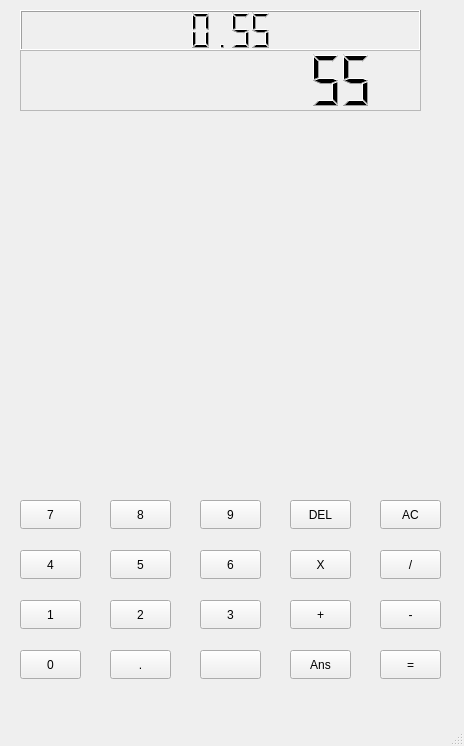
Above: mainwindow.ui from nabinkhanal00/calc before the change. Below: the same form after it.
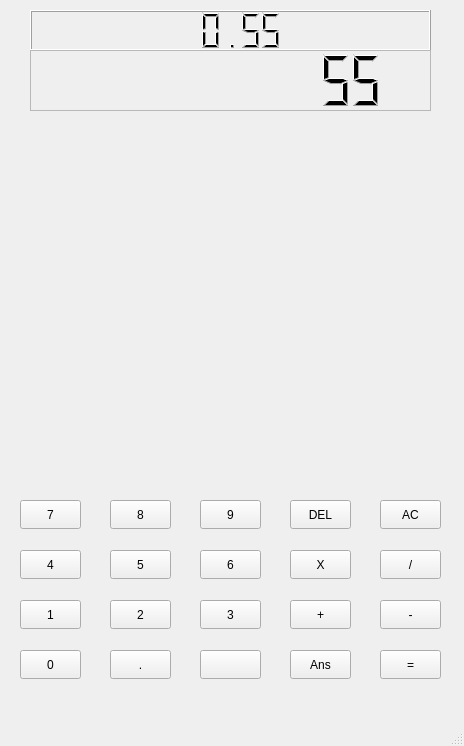
That is the form after the change.

Commit message: unary and trigonometric done

```diff
--- a/mainwindow.ui
+++ b/mainwindow.ui
@@ -277,7 +277,7 @@
    <widget class="QLCDNumber" name="Input">
     <property name="geometry">
      <rect>
-      <x>20</x>
+      <x>30</x>
       <y>10</y>
       <width>401</width>
       <height>41</height>
@@ -290,7 +290,7 @@
    <widget class="QLCDNumber" name="Result">
     <property name="geometry">
      <rect>
-      <x>20</x>
+      <x>30</x>
       <y>50</y>
       <width>401</width>
       <height>61</height>
```
The commit also changes 2 other files.
